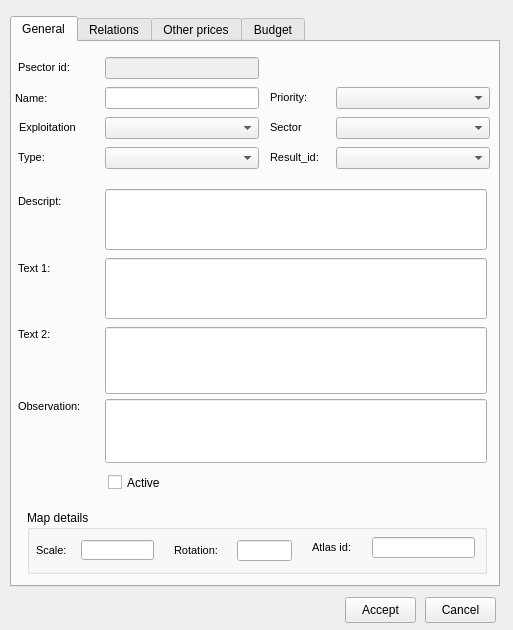
Giswater/giswater_qgis_plugin, file ui/plan_psector.ui: the form before one commit.
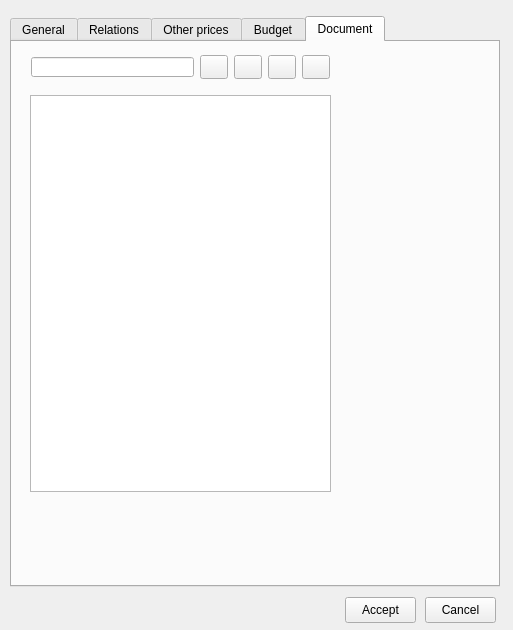
The form after the commit. The open tabs and pages were chosen to show the change. Icons and pictures are not drawn.

```diff
--- a/ui/plan_psector.ui
+++ b/ui/plan_psector.ui
@@ -23,7 +23,7 @@
     </rect>
    </property>
    <property name="currentIndex">
-    <number>0</number>
+    <number>4</number>
    </property>
    <widget class="QWidget" name="General">
     <attribute name="title">
@@ -1630,6 +1630,102 @@
      </property>
     </widget>
    </widget>
+   <widget class="QWidget" name="tab_2">
+    <attribute name="title">
+     <string>Document</string>
+    </attribute>
+    <widget class="QPushButton" name="btn_doc_delete">
+     <property name="geometry">
+      <rect>
+       <x>222</x>
+       <y>13</y>
+       <width>28</width>
+       <height>24</height>
+      </rect>
+     </property>
+     <property name="text">
+      <string/>
+     </property>
+     <property name="icon">
+      <iconset>
+       <normaloff>../icons/112.png</normaloff>../icons/112.png</iconset>
+     </property>
+    </widget>
+    <widget class="QPushButton" name="btn_doc_new">
+     <property name="geometry">
+      <rect>
+       <x>256</x>
+       <y>13</y>
+       <width>28</width>
+       <height>24</height>
+      </rect>
+     </property>
+     <property name="text">
+      <string/>
+     </property>
+     <property name="icon">
+      <iconset>
+       <normaloff>../icons/34.png</normaloff>../icons/34.png</iconset>
+     </property>
+    </widget>
+    <widget class="QPushButton" name="btn_doc_insert">
+     <property name="geometry">
+      <rect>
+       <x>188</x>
+       <y>13</y>
+       <width>28</width>
+       <height>24</height>
+      </rect>
+     </property>
+     <property name="text">
+      <string/>
+     </property>
+     <property name="icon">
+      <iconset>
+       <normaloff>../icons/111.png</normaloff>../icons/111.png</iconset>
+     </property>
+    </widget>
+    <widget class="QPushButton" name="btn_open_doc">
+     <property name="geometry">
+      <rect>
+       <x>290</x>
+       <y>13</y>
+       <width>28</width>
+       <height>24</height>
+      </rect>
+     </property>
+     <property name="text">
+      <string/>
+     </property>
+     <property name="icon">
+      <iconset>
+       <normaloff>../icons/170.png</normaloff>../icons/170.png</iconset>
+     </property>
+    </widget>
+    <widget class="QTableView" name="tbl_document">
+     <property name="enabled">
+      <bool>true</bool>
+     </property>
+     <property name="geometry">
+      <rect>
+       <x>18</x>
+       <y>53</y>
+       <width>301</width>
+       <height>397</height>
+      </rect>
+     </property>
+    </widget>
+    <widget class="QLineEdit" name="doc_id">
+     <property name="geometry">
+      <rect>
+       <x>19</x>
+       <y>15</y>
+       <width>163</width>
+       <height>20</height>
+      </rect>
+     </property>
+    </widget>
+   </widget>
   </widget>
   <widget class="QPushButton" name="btn_accept">
    <property name="geometry">
```
Left out of the diff: 6 changed lines with no effect on the pictures.
